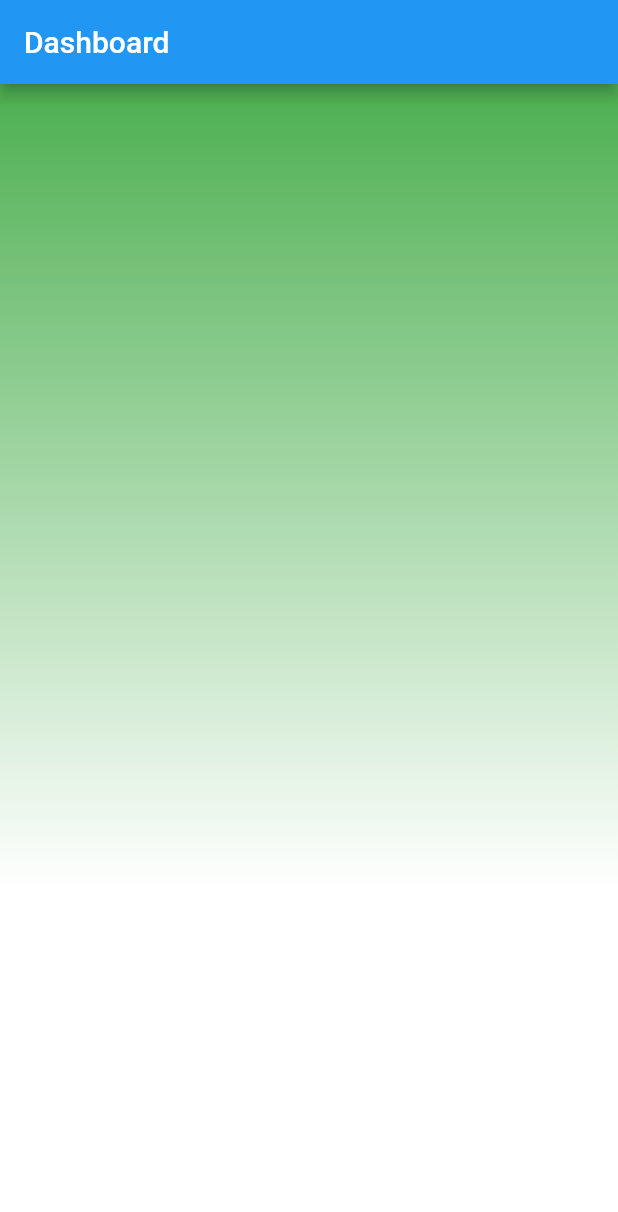
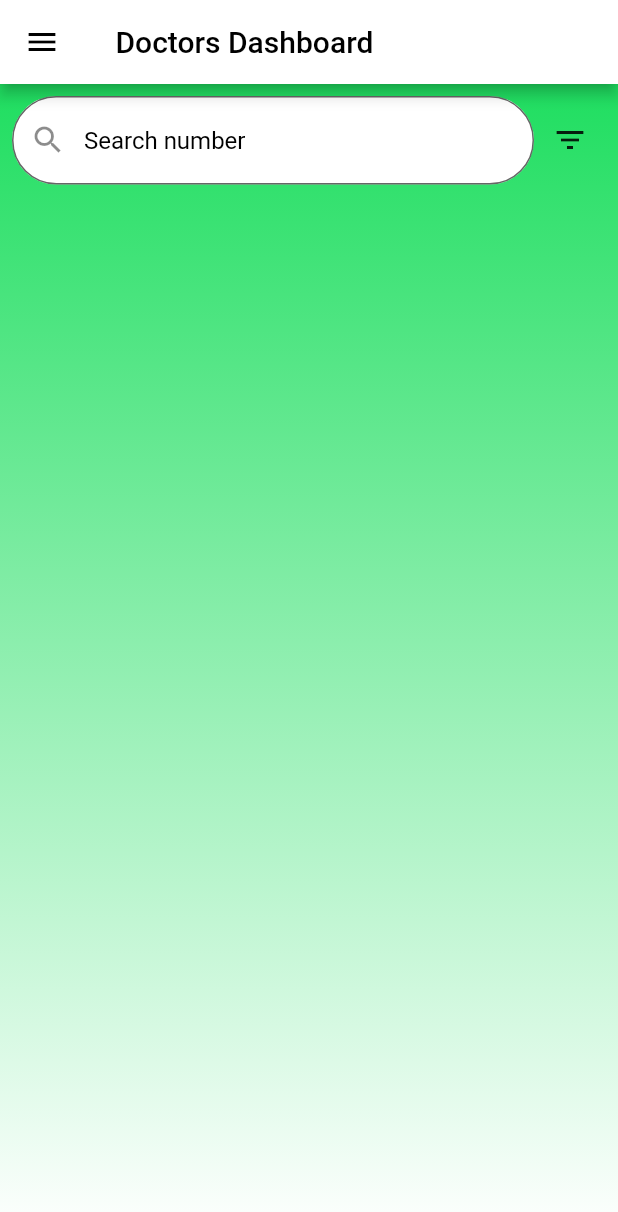
Before and after one commit to rwaikuru/Maternity-Hospital-Mobile-App-, a Flutter app: the screen it shows after launch, on a phone screen of 412 x 824 dp. Shown: the top 1212 px of the screen. Run offline on Flutter 3.47's test engine with Material 2 defaults, Android fonts, the phone set to English and light mode, and no system bars.

Commit message:
2nd commit

```diff
--- a/lib/pages/dashboard.dart
+++ b/lib/pages/dashboard.dart
@@ -7,17 +7,107 @@ class DashboardPage extends StatelessWidget {
   Widget build(BuildContext context) {
     return Scaffold(
         appBar: AppBar(
-          title: const Text("Dashboard"),
+          backgroundColor: Colors.white,
+          title: const Text(" Doctors Dashboard",
+          style: TextStyle(color: Colors.black),
+          ),
+          leading: IconButton(
+            icon: const Icon(Icons.menu,
+          color: Colors.black,
+          ),
+          onPressed: () {
+            Scaffold.of(context).openDrawer();
+          },
+          ),
         ),
-        body: Container(
+
+        drawer: Drawer(
+          child:ListView(
+            padding: EdgeInsets.zero,
+             children: <Widget>[
+            const DrawerHeader(
+              decoration: BoxDecoration(
+                gradient: LinearGradient(
+                  colors: [Color(0xFF1FDE60), Colors.white],
+                  begin: Alignment.topCenter,
+                  end: Alignment.bottomCenter,
+                ),
+              ),
+       child: Text(
+                'Sidebar Content',
+                style: TextStyle(
+                  color: Colors.black,
+                  fontSize: 24,
+                ),
+              ),
+            ),
+            ListTile(
+              leading: const Icon(Icons.home),
+              title: const Text('Home'),
+              onTap: () {
+                // Handle navigation to home page or any other action here
+              },
+            ),
+            ListTile(
+              leading: const Icon(Icons.settings),
+              title: const Text('Settings'),
+              onTap: () {
+                // Handle navigation to settings page or any other action here
+              },
+            ),
+            // Add more items to the sidebar (drawer) as needed
+          ],
+        ),
+          ),
+
+        body: Stack(
+        children: [
+          Container(
           decoration: const BoxDecoration(
             gradient: LinearGradient(
-              colors: [Colors.green, Colors.white],
+              colors: [
+                Color(0xFF1FDE60),
+                 Colors.white,
+                 ],
+              stops: [0.0, 1.0],
               begin: Alignment.topCenter,
               end: Alignment.bottomCenter,
-              stops: [0.0, 0.7],
             ),
           ),
-        ));
+          ),
+          Padding(
+            padding: const EdgeInsets.all(8.0),
+            child: Row(
+              children: [
+                 Expanded(
+                  child: TextField(
+                    decoration: InputDecoration(
+                      hintText: 'Search number',
+                      hintStyle: TextStyle(color: Colors.black),
+                      prefixIcon: Icon(Icons.search),
+                      border: OutlineInputBorder(
+                        borderRadius: BorderRadius.circular(30),
+                      ),
+                      filled: true,
+                      fillColor: Colors.white,
+                    ),
+                  ),
+                ),
+                IconButton(
+                  icon: const Icon(Icons.filter_list),
+                  onPressed: () {
+                    // Handle filter button press or any other action here
+                  },
+                ),
+              ],
+            ),
+          ),
+
+        ]
+        ),
+
+    );
+
+
   }
 }
```
Also changed, not shown: pubspec.lock.
